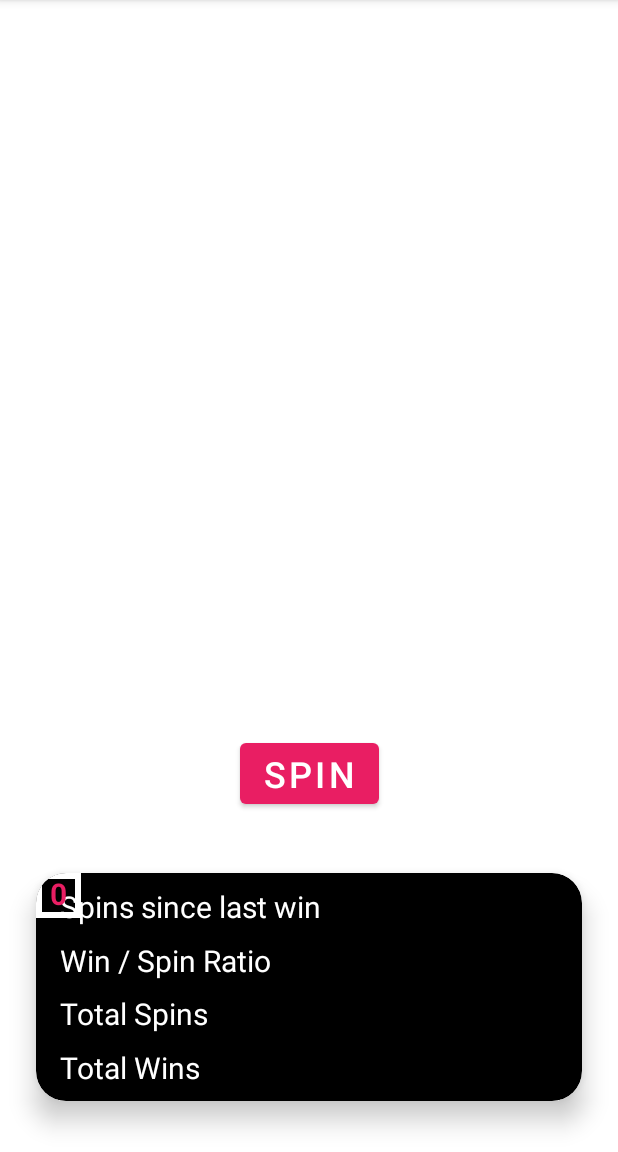
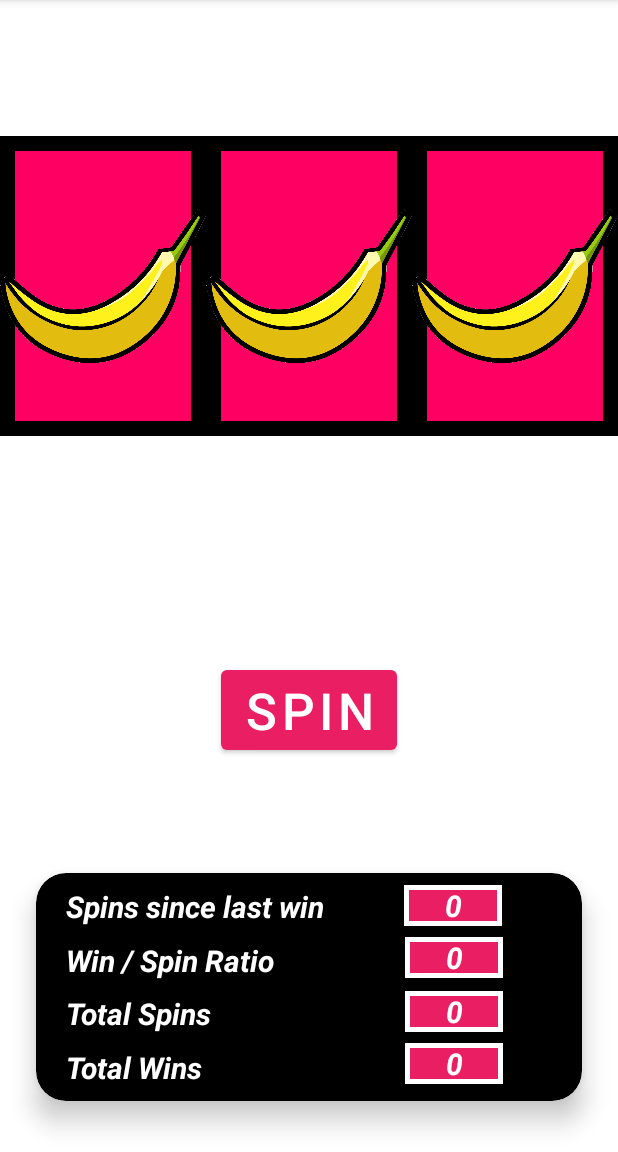
Before and after one commit to Brian-McK/Fruit_Machine_Android_App, an Android app: the screen it shows after launch (MainActivity), on a phone screen of 412 x 824 dp, the part 84-1236 px from its top. Run offline under Robolectric (Android 15) with nearby library versions, the phone set to English and light mode, and no system bars.

Commit message:
Added images and borders to images

```diff
--- /dev/null
+++ b/app/src/main/res/drawable/image_border.xml
@@ -0,0 +1,6 @@
+<?xml version="1.0" encoding="utf-8"?>
+<shape xmlns:android="http://schemas.android.com/apk/res/android">
+    <stroke
+        android:color="@color/black"
+        android:width="10dp" />
+</shape>
--- a/app/src/main/res/drawable/textview_border.xml
+++ b/app/src/main/res/drawable/textview_border.xml
@@ -2,5 +2,6 @@
 <shape xmlns:android="http://schemas.android.com/apk/res/android" android:shape="rectangle">
     <stroke
         android:color="@color/white"
-        android:width="4dp" />
+        android:width="3dp" />
+    <solid android:color="@color/pink" />
 </shape>
--- a/app/src/main/res/layout/activity_main.xml
+++ b/app/src/main/res/layout/activity_main.xml
@@ -12,12 +12,13 @@
         android:layout_height="wrap_content"
         android:layout_marginStart="162dp"
         android:layout_marginEnd="161dp"
-        android:layout_marginBottom="16dp"
+        android:layout_marginBottom="52dp"
         android:text="Spin"
-        android:textSize="24sp"
+        android:textSize="34sp"
         app:backgroundTint="#E91E63"
         app:layout_constraintBottom_toTopOf="@+id/elevated_card_view"
         app:layout_constraintEnd_toEndOf="parent"
+        app:layout_constraintHorizontal_bias="0.531"
         app:layout_constraintStart_toStartOf="parent" />
 
     <androidx.cardview.widget.CardView
@@ -46,64 +47,170 @@
                 android:id="@+id/spins_since_last_win_text"
                 android:layout_width="wrap_content"
                 android:layout_height="wrap_content"
+                android:layout_marginStart="20dp"
                 android:text="Spins since last win"
                 android:textAlignment="viewStart"
                 android:textColor="#FFFFFF"
                 android:textSize="20sp"
+                android:textStyle="bold|italic"
                 app:layout_constraintBottom_toTopOf="@+id/win_spin_ratio_text"
-                app:layout_constraintStart_toStartOf="@+id/win_spin_ratio_text"
+                app:layout_constraintStart_toStartOf="parent"
                 app:layout_constraintTop_toTopOf="parent" />
-
-            <TextView
-                android:id="@+id/spins_since_last_win_result"
-                android:layout_width="30dp"
-                android:layout_height="30dp"
-                android:background="@drawable/textview_border"
-                android:text="0"
-                android:textAlignment="center"
-                android:textColor="#E91E63"
-                android:textSize="20sp"
-                android:textStyle="bold"
-                tools:layout_editor_absoluteX="235dp"
-                tools:layout_editor_absoluteY="8dp" />
-
-            <TextView
-                android:id="@+id/total_wins_text"
-                android:layout_width="wrap_content"
-                android:layout_height="wrap_content"
-                android:text="Total Wins"
-                android:textColor="#FFFFFF"
-                android:textSize="20sp"
-                app:layout_constraintBottom_toBottomOf="parent"
-                app:layout_constraintEnd_toEndOf="parent"
-                app:layout_constraintHorizontal_bias="0.059"
-                app:layout_constraintStart_toStartOf="parent"
-                app:layout_constraintTop_toBottomOf="@+id/total_spins_text" />
 
             <TextView
                 android:id="@+id/win_spin_ratio_text"
                 android:layout_width="wrap_content"
                 android:layout_height="wrap_content"
+                android:layout_marginStart="20dp"
                 android:text="Win / Spin Ratio"
                 android:textColor="#FFFFFF"
                 android:textSize="20sp"
+                android:textStyle="bold|italic"
                 app:layout_constraintBottom_toTopOf="@+id/total_spins_text"
-                app:layout_constraintStart_toStartOf="@+id/total_spins_text"
+                app:layout_constraintStart_toStartOf="parent"
                 app:layout_constraintTop_toBottomOf="@+id/spins_since_last_win_text" />
 
             <TextView
                 android:id="@+id/total_spins_text"
                 android:layout_width="wrap_content"
                 android:layout_height="wrap_content"
+                android:layout_marginStart="20dp"
                 android:text="Total Spins"
                 android:textColor="#FFFFFF"
                 android:textSize="20sp"
+                android:textStyle="bold|italic"
                 app:layout_constraintBottom_toTopOf="@+id/total_wins_text"
-                app:layout_constraintStart_toStartOf="@+id/total_wins_text"
+                app:layout_constraintStart_toStartOf="parent"
                 app:layout_constraintTop_toBottomOf="@+id/win_spin_ratio_text" />
+
+            <TextView
+                android:id="@+id/total_wins_text"
+                android:layout_width="wrap_content"
+                android:layout_height="wrap_content"
+                android:layout_marginStart="20dp"
+                android:text="Total Wins"
+                android:textColor="#FFFFFF"
+                android:textSize="20sp"
+                android:textStyle="bold|italic"
+                app:layout_constraintBottom_toBottomOf="parent"
+                app:layout_constraintStart_toStartOf="parent"
+                app:layout_constraintTop_toBottomOf="@+id/total_spins_text" />
+
+            <TextView
+                android:id="@+id/spins_since_last_win_result"
+                android:layout_width="65dp"
+                android:layout_height="27dp"
+                android:layout_marginTop="8dp"
+                android:layout_marginBottom="7dp"
+                android:background="@drawable/textview_border"
+                android:text="0"
+                android:textAlignment="center"
+                android:textColor="#FFFFFF"
+                android:textSize="20sp"
+                android:textStyle="bold|italic"
+                app:layout_constraintBottom_toTopOf="@+id/spins_since_last_win_result3"
+                app:layout_constraintEnd_toEndOf="parent"
+                app:layout_constraintHorizontal_bias="0.5"
+                app:layout_constraintStart_toEndOf="@+id/spins_since_last_win_text"
+                app:layout_constraintTop_toTopOf="parent" />
+
+            <TextView
+                android:id="@+id/spins_since_last_win_result3"
+                android:layout_width="65dp"
+                android:layout_height="27dp"
+                android:layout_marginBottom="8dp"
+                android:background="@drawable/textview_border"
+                android:text="0"
+                android:textAlignment="center"
+                android:textColor="#FFFFFF"
+                android:textSize="20sp"
+                android:textStyle="bold|italic"
+                app:layout_constraintBottom_toTopOf="@+id/spins_since_last_win_result4"
+                app:layout_constraintEnd_toEndOf="parent"
+                app:layout_constraintHorizontal_bias="0.623"
+                app:layout_constraintStart_toEndOf="@+id/win_spin_ratio_text"
+                app:layout_constraintTop_toBottomOf="@+id/spins_since_last_win_result" />
+
+            <TextView
+                android:id="@+id/spins_since_last_win_result4"
+                android:layout_width="65dp"
+                android:layout_height="27dp"
+                android:layout_marginBottom="7dp"
+                android:background="@drawable/textview_border"
+                android:text="0"
+                android:textAlignment="center"
+                android:textColor="#FFFFFF"
+                android:textSize="20sp"
+                android:textStyle="bold|italic"
+                app:layout_constraintBottom_toTopOf="@+id/spins_since_last_win_result5"
+                app:layout_constraintEnd_toEndOf="parent"
+                app:layout_constraintHorizontal_bias="0.712"
+                app:layout_constraintStart_toEndOf="@+id/total_spins_text"
+                app:layout_constraintTop_toBottomOf="@+id/spins_since_last_win_result3" />
+
+            <TextView
+                android:id="@+id/spins_since_last_win_result5"
+                android:layout_width="65dp"
+                android:layout_height="27dp"
+                android:layout_marginBottom="11dp"
+                android:background="@drawable/textview_border"
+                android:text="0"
+                android:textAlignment="center"
+                android:textColor="#FFFFFF"
+                android:textSize="20sp"
+                android:textStyle="bold|italic"
+                app:layout_constraintBottom_toBottomOf="parent"
+                app:layout_constraintEnd_toEndOf="parent"
+                app:layout_constraintHorizontal_bias="0.721"
+                app:layout_constraintStart_toEndOf="@+id/total_wins_text"
+                app:layout_constraintTop_toBottomOf="@+id/spins_since_last_win_result4" />
 
         </androidx.constraintlayout.widget.ConstraintLayout>
 
     </androidx.cardview.widget.CardView>
 
+    <LinearLayout
+        android:id="@+id/linearLayout"
+        android:layout_width="0dp"
+        android:layout_height="200dp"
+        android:layout_marginBottom="60dp"
+        android:background="#FE0061"
+        android:orientation="horizontal"
+        app:layout_constraintBottom_toTopOf="@+id/spin_button"
+        app:layout_constraintEnd_toEndOf="parent"
+        app:layout_constraintStart_toStartOf="parent"
+        app:layout_constraintTop_toTopOf="parent">
+
+        <ImageView
+            android:id="@+id/fruit_slot_1"
+            android:layout_width="match_parent"
+            android:layout_height="match_parent"
+            android:layout_weight="1"
+            android:background="@drawable/image_border"
+            app:srcCompat="@drawable/banana"
+            tools:ignore="ImageContrastCheck"
+            tools:srcCompat="@drawable/banana" />
+
+        <ImageView
+            android:id="@+id/fruit_slot_2"
+            android:layout_width="match_parent"
+            android:layout_height="match_parent"
+            android:layout_weight="1"
+            android:background="@drawable/image_border"
+            app:srcCompat="@drawable/banana"
+            tools:ignore="ImageContrastCheck"
+            tools:srcCompat="@drawable/banana" />
+
+        <ImageView
+            android:id="@+id/fruit_slot_3"
+            android:layout_width="match_parent"
+            android:layout_height="match_parent"
+            android:layout_weight="1"
+            android:background="@drawable/image_border"
+            app:srcCompat="@drawable/banana"
+            tools:ignore="ImageContrastCheck"
+            tools:srcCompat="@drawable/banana" />
+
+    </LinearLayout>
+
 </androidx.constraintlayout.widget.ConstraintLayout>
--- a/app/src/main/res/values/colors.xml
+++ b/app/src/main/res/values/colors.xml
@@ -7,4 +7,6 @@
     <color name="teal_700">#FF018786</color>
     <color name="black">#FF000000</color>
     <color name="white">#FFFFFFFF</color>
+    <color name="pink">#E91E63</color>
+
 </resources>
```
Also changed, not shown: app/src/main/res/drawable/banana.png (added), app/src/main/res/drawable/cherry.png (added), app/src/main/res/drawable/orange.png (added), app/src/main/res/drawable/watermelon.png (added).
